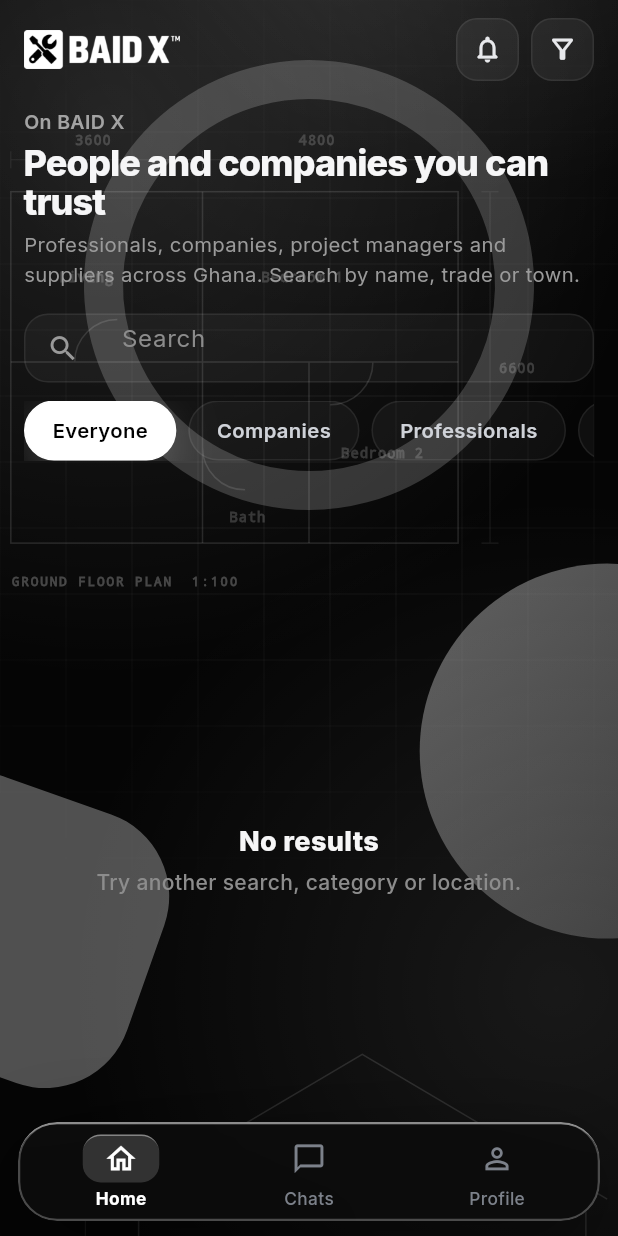
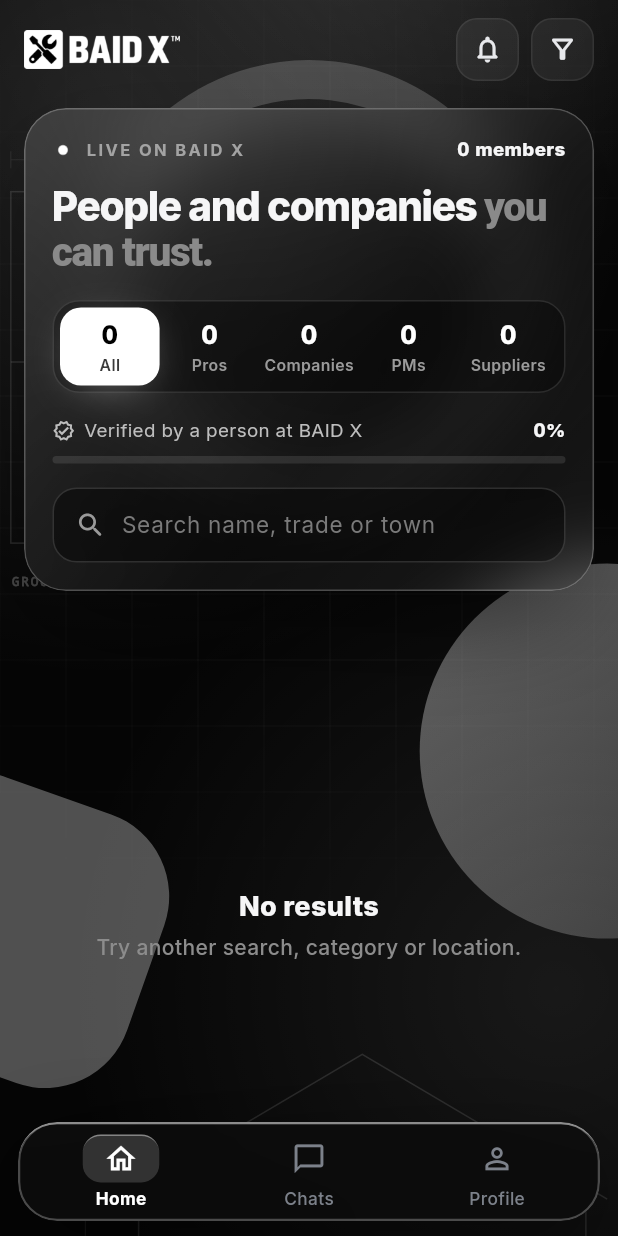
Before and after one commit to edstudios73-svg/baid-x-mobile-, a Flutter app: the screen it shows once a user with an empty profile is signed in, on a phone screen of 412 x 824 dp. Run offline on Flutter 3.47's test engine with Material 3 defaults, Android fonts, the phone set to English and light mode, and no system bars; our stand-ins replace cached_network_image, connectivity_plus, file_picker, flutter_riverpod, flutter_secure_storage, go_router and 1 more; missing offline and left inert: pointycastle; accounts and stored records are empty; network calls fail.

Commit message:
feat(home): members' console with live counts, sliding filter, verified meter and search count
Replaces the plain heading, search box and chips with one glass panel: a
live dot and the member total, the heading, a five-part filter showing each
group's real count under a sliding white highlight, the share verified by
BAID X, and the search field with a result count. Fixes the search text
sitting away from its icon.

Co-Authored-By: Claude Opus 5.5 <noreply@anthropic.com>
Claude-Session: https://claude.ai/code/session_01MX2saYVHC1yBKdkejr2JWq

```diff
--- a/lib/features/directory/presentation/directory_screen.dart
+++ b/lib/features/directory/presentation/directory_screen.dart
@@ -17,6 +17,7 @@ import '../data/directory_repository.dart';
 import '../../workspace/presentation/ws_forms.dart' show openInvite;
 import 'directory_filters.dart';
 import 'guest_home_hero.dart';
+import 'people_console.dart';
 import 'member_sheet.dart';
 
 /// The website's member directory (index.html #screen-directory): Home for
@@ -127,28 +128,16 @@ class _DirectoryScreenState extends ConsumerState<DirectoryScreen> {
                       sliver: SliverList.list(
                         children: [
                           SizedBox(height: signedIn ? 18 : 56),
-                          const _PeopleHeader(),
-                          const SizedBox(height: 16),
-                          _Search(controller: _q, onChanged: (_) => setState(() {})),
-                          const SizedBox(height: 12),
-                          SizedBox(
-                            height: 40,
-                            child: ListView.separated(
-                              scrollDirection: Axis.horizontal,
-                              itemCount: directoryChips.length,
-                              separatorBuilder: (_, _) => const SizedBox(width: 8),
-                              itemBuilder: (context, i) {
-                                final (k, label) = directoryChips[i];
-                                return _Chip(
-                                  label: label,
-                                  on: _filter == k,
-                                  onTap: () => setState(() {
-                                    _filter = k;
-                                    _f = DirFilter(region: _f.region);
-                                  }),
-                                );
-                              },
-                            ),
+                          PeopleConsole(
+                            members: data.asData?.value,
+                            filter: _filter,
+                            onFilter: (k) => setState(() {
+                              _filter = k;
+                              _f = DirFilter(region: _f.region);
+                            }),
+                            search: _q,
+                            onSearch: (_) => setState(() {}),
+                            results: q.isEmpty ? null : data.asData?.value.let((all) => applyDirFilter(all, _filter, _f, q).length),
                           ),
                           const SizedBox(height: 16),
                         ],
@@ -195,87 +184,6 @@ class _DirectoryScreenState extends ConsumerState<DirectoryScreen> {
             ),
           ),
         ],
-      ),
-    );
-  }
-}
-
-/// The start of the members section, set apart from the trust stack above it.
-class _PeopleHeader extends StatelessWidget {
-  const _PeopleHeader();
-  @override
-  Widget build(BuildContext context) => const Column(
-    crossAxisAlignment: CrossAxisAlignment.start,
-    children: [
-      Text(
-        'On BAID X',
-        style: TextStyle(fontSize: 13, fontWeight: FontWeight.w600, color: Color(0xFFA3A3A3)),
-      ),
-      SizedBox(height: 4),
-      Text('People and companies you can trust', style: TextStyle(fontSize: 24, fontWeight: FontWeight.w800, height: 1.1, letterSpacing: -.6)),
-      SizedBox(height: 6),
-      Text('Professionals, companies, project managers and suppliers across Ghana. Search by name, trade or town.', style: TextStyle(fontSize: 13.5, height: 1.45, color: Color(0xFF9A9A9A))),
-    ],
-  );
-}
-
-class _Search extends StatelessWidget {
-  const _Search({required this.controller, required this.onChanged});
-  final TextEditingController controller;
-  final ValueChanged<String> onChanged;
-
-  @override
-  Widget build(BuildContext context) {
-    return Container(
-      height: 46,
-      decoration: BoxDecoration(
-        color: const Color(0x0AFFFFFF),
-        borderRadius: BorderRadius.circular(16),
-        border: Border.all(color: AppColors.lineGlass),
-      ),
-      child: Row(
-        children: [
-          const SizedBox(width: 14),
-          const Icon(Icons.search, size: 22, color: Color(0xFF9A9A9A)),
-          const SizedBox(width: 10),
-          Expanded(
-            child: TextField(
-              controller: controller,
-              onChanged: onChanged,
-              style: AppTextStyles.body.copyWith(fontSize: 15, fontWeight: FontWeight.w400),
-              decoration: const InputDecoration(hintText: 'Search', filled: false, isCollapsed: true, border: InputBorder.none, enabledBorder: InputBorder.none, focusedBorder: InputBorder.none),
-            ),
-          ),
-        ],
-      ),
-    );
-  }
-}
-
-class _Chip extends StatelessWidget {
-  const _Chip({required this.label, required this.on, required this.onTap});
-  final String label;
-  final bool on;
-  final VoidCallback onTap;
-
-  @override
-  Widget build(BuildContext context) {
-    return GestureDetector(
-      onTap: onTap,
-      child: AnimatedContainer(
-        duration: const Duration(milliseconds: 180),
-        padding: const EdgeInsets.symmetric(horizontal: 18),
-        alignment: Alignment.center,
-        decoration: BoxDecoration(
-          color: on ? Colors.white : const Color(0x0AFFFFFF),
-          borderRadius: BorderRadius.circular(99),
-          border: Border.all(color: on ? Colors.white : AppColors.lineGlass),
-          boxShadow: on ? const [BoxShadow(color: Color(0x8CFFFFFF), blurRadius: 30, spreadRadius: -10, offset: Offset(0, 10))] : null,
-        ),
-        child: Text(
-          label,
-          style: AppTextStyles.label.copyWith(fontSize: 13.5, fontWeight: FontWeight.w600, color: on ? Colors.black : const Color(0xFFCFD2D8)),
-        ),
       ),
     );
   }
@@ -619,3 +527,7 @@ class _State extends StatelessWidget {
     );
   }
 }
+
+extension _Let<T> on T {
+  R let<R>(R Function(T) f) => f(this);
+}
--- /dev/null
+++ b/lib/features/directory/presentation/people_console.dart
@@ -0,0 +1,273 @@
+import 'dart:ui' show ImageFilter, FontFeature;
+
+import 'package:flutter/material.dart';
+
+import '../data/directory_repository.dart';
+
+/// The head of the members section (website `.dir-head`): one glass console with a
+/// live dot and the member count, the heading, a five-way filter that shows each
+/// group's real count under a sliding white highlight, the share of members verified
+/// by BAID X, and the search field with a live result count.
+class PeopleConsole extends StatelessWidget {
+  const PeopleConsole({required this.members, required this.filter, required this.onFilter, required this.search, required this.onSearch, required this.results, super.key});
+
+  final List<DirectoryMember>? members; // null while loading
+  final String filter;
+  final ValueChanged<String> onFilter;
+  final TextEditingController search;
+  final ValueChanged<String> onSearch;
+  final int? results; // shown while a search is typed
+
+  static const segments = [('all', 'All'), ('professionals', 'Pros'), ('companies', 'Companies'), ('managers', 'PMs'), ('businesses', 'Suppliers')];
+
+  @override
+  Widget build(BuildContext context) {
+    final all = members ?? const <DirectoryMember>[];
+    int count(String k) => k == 'all' ? all.length : all.where((m) => m.group == k).length;
+    final verified = all.isEmpty ? 0.0 : all.where((m) => m.badge != null).length / all.length;
+    const r = BorderRadius.all(Radius.circular(28));
+    return DecoratedBox(
+      decoration: const BoxDecoration(borderRadius: r, boxShadow: [BoxShadow(color: Color(0x8C000000), blurRadius: 60, spreadRadius: -18, offset: Offset(0, 28))]),
+      child: ClipRRect(
+        borderRadius: r,
+        child: BackdropFilter(
+          filter: ImageFilter.blur(sigmaX: 24, sigmaY: 24),
+          child: Container(
+            padding: const EdgeInsets.fromLTRB(18, 18, 18, 18),
+            decoration: BoxDecoration(
+              borderRadius: r,
+              gradient: const LinearGradient(begin: Alignment.topLeft, end: Alignment.bottomRight, colors: [Color(0x24FFFFFF), Color(0x0AFFFFFF), Color(0x14FFFFFF)], stops: [0, .6, 1]),
+              border: Border.all(color: const Color(0x3DFFFFFF)),
+            ),
+            child: Column(crossAxisAlignment: CrossAxisAlignment.stretch, children: [
+              Row(children: [
+                const _LiveDot(),
+                const SizedBox(width: 8),
+                const Text('LIVE ON BAID X', style: TextStyle(fontSize: 11, fontWeight: FontWeight.w700, letterSpacing: 1.6, color: Color(0xFFA3A3A3))),
+                const Spacer(),
+                if (members != null) _CountUp(value: all.length, style: const TextStyle(fontSize: 12.5, fontWeight: FontWeight.w800), suffix: all.length == 1 ? ' member' : ' members'),
+              ]),
+              const SizedBox(height: 14),
+              const Text.rich(
+                TextSpan(children: [TextSpan(text: 'People and companies '), TextSpan(text: 'you can trust.', style: TextStyle(color: Color(0xFF8A8A8A)))]),
+                style: TextStyle(fontSize: 27, fontWeight: FontWeight.w800, height: 1.08, letterSpacing: -.9),
+              ),
+              const SizedBox(height: 18),
+              _Segments(filter: filter, onFilter: onFilter, count: members == null ? null : count),
+              const SizedBox(height: 16),
+              _VerifiedMeter(share: members == null ? null : verified),
+              const SizedBox(height: 16),
+              _SearchField(controller: search, onChanged: onSearch, results: results),
+            ]),
+          ),
+        ),
+      ),
+    );
+  }
+}
+
+class _LiveDot extends StatefulWidget {
+  const _LiveDot();
+  @override
+  State<_LiveDot> createState() => _LiveDotState();
+}
+
+class _LiveDotState extends State<_LiveDot> with SingleTickerProviderStateMixin {
+  late final AnimationController _c = AnimationController(vsync: this, duration: const Duration(milliseconds: 1800));
+
+  @override
+  void didChangeDependencies() {
+    super.didChangeDependencies();
+    if (MediaQuery.disableAnimationsOf(context)) {
+      _c.stop();
+    } else if (!_c.isAnimating) {
+      _c.repeat();
+    }
+  }
+
+  @override
+  void dispose() {
+    _c.dispose();
+    super.dispose();
+  }
+
+  @override
+  Widget build(BuildContext context) => SizedBox(
+        width: 14,
+        height: 14,
+        child: AnimatedBuilder(
+          animation: _c,
+          builder: (context, _) => Stack(alignment: Alignment.center, children: [
+            // a ring that grows and fades, like a signal going out
+            Container(
+              width: 6 + 8 * _c.value,
+              height: 6 + 8 * _c.value,
+              decoration: BoxDecoration(shape: BoxShape.circle, border: Border.all(color: Colors.white.withValues(alpha: .6 * (1 - _c.value)))),
+            ),
+            Container(width: 6, height: 6, decoration: const BoxDecoration(color: Colors.white, shape: BoxShape.circle)),
+          ]),
+        ),
+      );
+}
+
+/// A number that counts up from zero when it first appears (still under reduced motion).
+class _CountUp extends StatelessWidget {
+  const _CountUp({required this.value, required this.style, this.suffix = ''});
+  final int value;
+  final TextStyle style;
+  final String suffix;
+  @override
+  Widget build(BuildContext context) => TweenAnimationBuilder<double>(
+        tween: Tween(begin: 0, end: value.toDouble()),
+        duration: MediaQuery.disableAnimationsOf(context) ? Duration.zero : const Duration(milliseconds: 900),
+        curve: Curves.easeOutCubic,
+        builder: (context, v, _) => Text('${v.round()}$suffix', style: style.copyWith(fontFeatures: const [FontFeature.tabularFigures()])),
+      );
+}
+
+/// Five equal parts; the white highlight slides to the chosen one.
+class _Segments extends StatelessWidget {
+  const _Segments({required this.filter, required this.onFilter, required this.count});
+  final String filter;
+  final ValueChanged<String> onFilter;
+  final int Function(String)? count;
+
+  @override
+  Widget build(BuildContext context) {
+    const segs = PeopleConsole.segments;
+    final at = segs.indexWhere((s) => s.$1 == filter).clamp(0, segs.length - 1);
+    final calm = MediaQuery.disableAnimationsOf(context);
+    // keep the app's font: an animated text style replaces the inherited one entirely
+    final base = DefaultTextStyle.of(context).style;
+    return Container(
+      height: 62,
+      padding: const EdgeInsets.all(4),
+      decoration: BoxDecoration(color: const Color(0x59000000), borderRadius: BorderRadius.circular(18), border: Border.all(color: const Color(0x1FFFFFFF))),
+      child: Stack(children: [
+        AnimatedAlign(
+          duration: calm ? Duration.zero : const Duration(milliseconds: 320),
+          curve: Curves.easeOutCubic,
+          alignment: Alignment(-1 + 2 * at / (segs.length - 1), 0),
+          child: FractionallySizedBox(
+            widthFactor: 1 / segs.length,
+            heightFactor: 1,
+            child: Container(
+              decoration: BoxDecoration(
+                color: Colors.white,
+                borderRadius: BorderRadius.circular(14),
+                boxShadow: const [BoxShadow(color: Color(0x66FFFFFF), blurRadius: 24, spreadRadius: -8, offset: Offset(0, 6))],
+              ),
+            ),
+          ),
+        ),
+        Row(children: [
+          for (var i = 0; i < segs.length; i++)
+            Expanded(
+              child: Semantics(
+                button: true,
+                selected: i == at,
+                label: segs[i].$2,
+                child: GestureDetector(
+                  behavior: HitTestBehavior.opaque,
+                  onTap: () => onFilter(segs[i].$1),
+                  child: Column(mainAxisAlignment: MainAxisAlignment.center, children: [
+                    AnimatedDefaultTextStyle(
+                      duration: const Duration(milliseconds: 200),
+                      style: base.merge(TextStyle(fontSize: 17, fontWeight: FontWeight.w800, letterSpacing: -.4, color: i == at ? Colors.black : Colors.white)),
+                      child: count == null ? const Text('–') : _CountUp(value: count!(segs[i].$1), style: const TextStyle()),
+                    ),
+                    const SizedBox(height: 1),
+                    AnimatedDefaultTextStyle(
+                      duration: const Duration(milliseconds: 200),
+                      style: base.merge(TextStyle(fontSize: 10.5, fontWeight: FontWeight.w600, color: i == at ? const Color(0xFF3A3A3A) : const Color(0xFF9A9A9A))),
+                      child: FittedBox(fit: BoxFit.scaleDown, child: Text(segs[i].$2, maxLines: 1)),
+                    ),
+                  ]),
+                ),
+              ),
+            ),
+        ]),
+      ]),
+    );
+  }
+}
+
+class _VerifiedMeter extends StatelessWidget {
+  const _VerifiedMeter({required this.share});
+  final double? share; // 0..1, null while loading
+  @override
+  Widget build(BuildContext context) {
+    final calm = MediaQuery.disableAnimationsOf(context);
+    return TweenAnimationBuilder<double>(
+      tween: Tween(begin: 0, end: share ?? 0),
+      duration: calm ? Duration.zero : const Duration(milliseconds: 1100),
+      curve: Curves.easeOutCubic,
+      builder: (context, v, _) => Column(crossAxisAlignment: CrossAxisAlignment.stretch, children: [
+        Row(children: [
+          const Icon(Icons.verified_outlined, size: 15, color: Color(0xFFBDBDBD)),
+          const SizedBox(width: 6),
+          const Expanded(child: Text('Verified by a person at BAID X', maxLines: 1, overflow: TextOverflow.ellipsis, style: TextStyle(fontSize: 12.5, color: Color(0xFFBDBDBD)))),
+          Text(share == null ? '–' : '${(v * 100).round()}%', style: const TextStyle(fontSize: 12.5, fontWeight: FontWeight.w800, fontFeatures: [FontFeature.tabularFigures()])),
+        ]),
+        const SizedBox(height: 8),
+        Container(
+          height: 5,
+          decoration: BoxDecoration(color: const Color(0x1AFFFFFF), borderRadius: BorderRadius.circular(99)),
+          alignment: Alignment.centerLeft,
+          child: FractionallySizedBox(
+            widthFactor: v.clamp(0.0, 1.0),
+            child: Container(
+              decoration: BoxDecoration(
+                color: Colors.white,
+                borderRadius: BorderRadius.circular(99),
+                boxShadow: const [BoxShadow(color: Color(0x80FFFFFF), blurRadius: 10)],
+              ),
+            ),
+          ),
+        ),
+      ]),
+    );
+  }
+}
+
+class _SearchField extends StatelessWidget {
+  const _SearchField({required this.controller, required this.onChanged, required this.results});
+  final TextEditingController controller;
+  final ValueChanged<String> onChanged;
+  final int? results;
+  @override
+  Widget build(BuildContext context) => Container(
+        height: 50,
+        padding: const EdgeInsets.only(left: 14, right: 8),
+        decoration: BoxDecoration(color: const Color(0x66000000), borderRadius: BorderRadius.circular(16), border: Border.all(color: const Color(0x24FFFFFF))),
+        child: Row(children: [
+          const Icon(Icons.search_rounded, size: 21, color: Color(0xFF9A9A9A)),
+          const SizedBox(width: 10),
+          Expanded(
+            child: TextField(
+              controller: controller,
+              onChanged: onChanged,
+              textInputAction: TextInputAction.search,
+              textAlignVertical: TextAlignVertical.center,
+              style: const TextStyle(fontSize: 15, color: Colors.white),
+              decoration: const InputDecoration(
+                hintText: 'Search name, trade or town',
+                hintStyle: TextStyle(fontSize: 15, color: Color(0xFF7A7A7A)),
+                filled: false,
+                isCollapsed: true,
+                contentPadding: EdgeInsets.zero,
+                border: InputBorder.none,
+                enabledBorder: InputBorder.none,
+                focusedBorder: InputBorder.none,
+              ),
+            ),
+          ),
+          if (results != null)
+            Container(
+              padding: const EdgeInsets.symmetric(horizontal: 10, vertical: 5),
+              decoration: BoxDecoration(color: const Color(0x1FFFFFFF), borderRadius: BorderRadius.circular(99)),
+              child: Text('$results found', style: const TextStyle(fontSize: 11.5, fontWeight: FontWeight.w700, fontFeatures: [FontFeature.tabularFigures()])),
+            ),
+        ]),
+      );
+}
```
Also changed, not shown: 1 other file.
